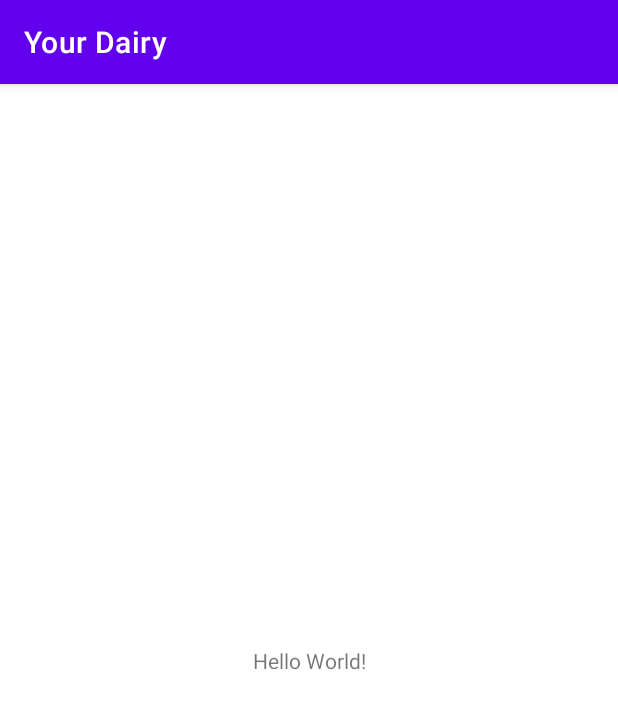
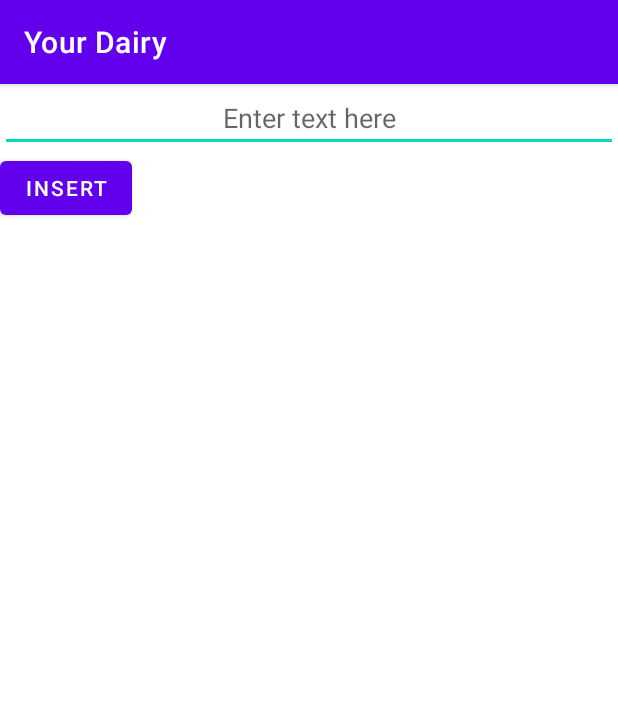
Before and after one commit to Ravisaha-coder/Your-Dairy, an Android app: the screen it shows after launch (MainActivity), on a phone screen of 412 x 824 dp. Shown: the top 709 px of the screen. Run offline under Robolectric (Android 15) with nearby library versions, the phone set to English and light mode, and no system bars.

Commit message:
Databse connectivity done

```diff
--- /dev/null
+++ b/app/src/main/java/com/example/yourdairy/DBHelper.java
@@ -0,0 +1,78 @@
+package com.example.yourdairy;
+
+import android.content.ContentValues;
+import android.content.Context;
+import android.database.Cursor;
+import android.database.sqlite.SQLiteDatabase;
+import android.database.sqlite.SQLiteOpenHelper;
+
+import androidx.annotation.Nullable;
+
+import java.util.ArrayList;
+
+public class DBHelper extends SQLiteOpenHelper {
+    public DBHelper(Context context) {
+        super(context, "DairyData.db", null, 1);
+    }
+
+    @Override
+    public void onCreate(SQLiteDatabase db) {
+        db.execSQL("create Table myDairy(id INTEGER PRIMARY KEY AUTOINCREMENT NOT NULL,createts DATETIME DEFAULT CURRENT_TIMESTAMP, data TXT)");
+
+    }
+
+    @Override
+    public void onUpgrade(SQLiteDatabase db, int oldVersion, int newVersion) {
+        db.execSQL("drop Table if exists myDairy");
+    }
+
+    public boolean insertData(String data){
+        SQLiteDatabase db = this.getWritableDatabase();
+        ContentValues contentValues = new ContentValues();
+
+        Cursor cursor = db.rawQuery("Select * from myDairy", null);
+        if (cursor.getCount() > 0) {
+            cursor.moveToFirst();
+            String first = cursor.getString(cursor.getColumnIndex("data"));
+            String newData = first +" "+ data;
+            String id = cursor.getString(cursor.getColumnIndex("id"));
+            contentValues.put("data", newData);
+            Cursor cursor2 = db.rawQuery("Select * from myDairy where id =?", new String[]{id});
+            if (cursor2.getCount() > 0) {
+
+                long result = db.update("myDairy", contentValues, "id=?", new String[]{id});
+                if (result == -1) {
+                    return false;
+                } else {
+                    return true;
+                }
+            } else {
+                return false;
+            }
+        }
+        else{
+            contentValues.put("data", data);
+            long result=db.insert("myDairy", null, contentValues);
+            if (result == -1) {
+                return false;
+            } else {
+                return true;
+            }
+        }
+
+    }
+
+    public ArrayList getdata ()
+    {
+        SQLiteDatabase db = this.getReadableDatabase();
+        ArrayList<String> arrayList = new ArrayList<String>();
+        Cursor cursor = db.rawQuery("Select * from myDairy", null);
+        cursor.moveToFirst();
+        while (!cursor.isAfterLast()){
+            arrayList.add(cursor.getString(cursor.getColumnIndex("data")));
+            cursor.moveToNext();
+        }
+        return arrayList;
+
+    }
+}
--- a/app/src/main/java/com/example/yourdairy/MainActivity.java
+++ b/app/src/main/java/com/example/yourdairy/MainActivity.java
@@ -3,12 +3,56 @@ package com.example.yourdairy;
 import androidx.appcompat.app.AppCompatActivity;
 
 import android.os.Bundle;
+import android.view.View;
+import android.widget.ArrayAdapter;
+import android.widget.Button;
+import android.widget.EditText;
+import android.widget.ListView;
+import android.widget.Toast;
+
+import java.util.ArrayList;
 
 public class MainActivity extends AppCompatActivity {
 
+    EditText editText;
+    Button btn_insert;
+    DBHelper db;
+    ListView listview;
+
+    ArrayList arrayList;
+    ArrayAdapter arrayAdapter;
     @Override
     protected void onCreate(Bundle savedInstanceState) {
         super.onCreate(savedInstanceState);
         setContentView(R.layout.activity_main);
+
+        btn_insert = findViewById(R.id.btn_insert);
+        editText = findViewById(R.id.et_view);
+        listview = findViewById(R.id.listview);
+        db = new DBHelper(this);
+
+        arrayList = db.getdata();
+        arrayAdapter = new ArrayAdapter(MainActivity.this, android.R.layout.simple_list_item_1,arrayList);
+        listview.setAdapter(arrayAdapter);
+
+        btn_insert.setOnClickListener(new View.OnClickListener() {
+            @Override
+            public void onClick(View view) {
+                String dataTxt = editText.getText().toString();
+                Boolean checkInsertData = db.insertData(dataTxt);
+                if(checkInsertData == true){
+                    Toast.makeText(MainActivity.this, "Inserted seccessfully.",Toast.LENGTH_SHORT).show();
+                }
+                else{
+                    Toast.makeText(MainActivity.this, "Inserted seccessfully.",Toast.LENGTH_SHORT).show();
+                }
+                editText.setText("");
+                arrayList.clear();
+                arrayList.addAll(db.getdata());
+                arrayAdapter.notifyDataSetChanged();
+                listview.invalidateViews();
+                listview.refreshDrawableState();
+            }
+        });
     }
 }
--- a/app/src/main/res/layout/activity_main.xml
+++ b/app/src/main/res/layout/activity_main.xml
@@ -1,18 +1,30 @@
 <?xml version="1.0" encoding="utf-8"?>
-<androidx.constraintlayout.widget.ConstraintLayout xmlns:android="http://schemas.android.com/apk/res/android"
+<RelativeLayout xmlns:android="http://schemas.android.com/apk/res/android"
     xmlns:app="http://schemas.android.com/apk/res-auto"
     xmlns:tools="http://schemas.android.com/tools"
     android:layout_width="match_parent"
     android:layout_height="match_parent"
     tools:context=".MainActivity">
 
-    <TextView
+    <EditText
+        android:id="@+id/et_view"
+        android:layout_width="match_parent"
+        android:layout_height="wrap_content"
+        android:hint="Enter text here"
+        android:gravity="center_horizontal"/>
+
+    <Button
+        android:id="@+id/btn_insert"
         android:layout_width="wrap_content"
         android:layout_height="wrap_content"
-        android:text="Hello World!"
-        app:layout_constraintBottom_toBottomOf="parent"
-        app:layout_constraintLeft_toLeftOf="parent"
-        app:layout_constraintRight_toRightOf="parent"
-        app:layout_constraintTop_toTopOf="parent" />
+        android:layout_below="@+id/et_view"
+        android:gravity="center"
+        android:text="Insert"/>
 
-</androidx.constraintlayout.widget.ConstraintLayout>
+    <ListView
+        android:id="@+id/listview"
+        android:layout_width="match_parent"
+        android:layout_height="wrap_content"
+        android:layout_below="@+id/btn_insert"/>
+
+</RelativeLayout>
```
